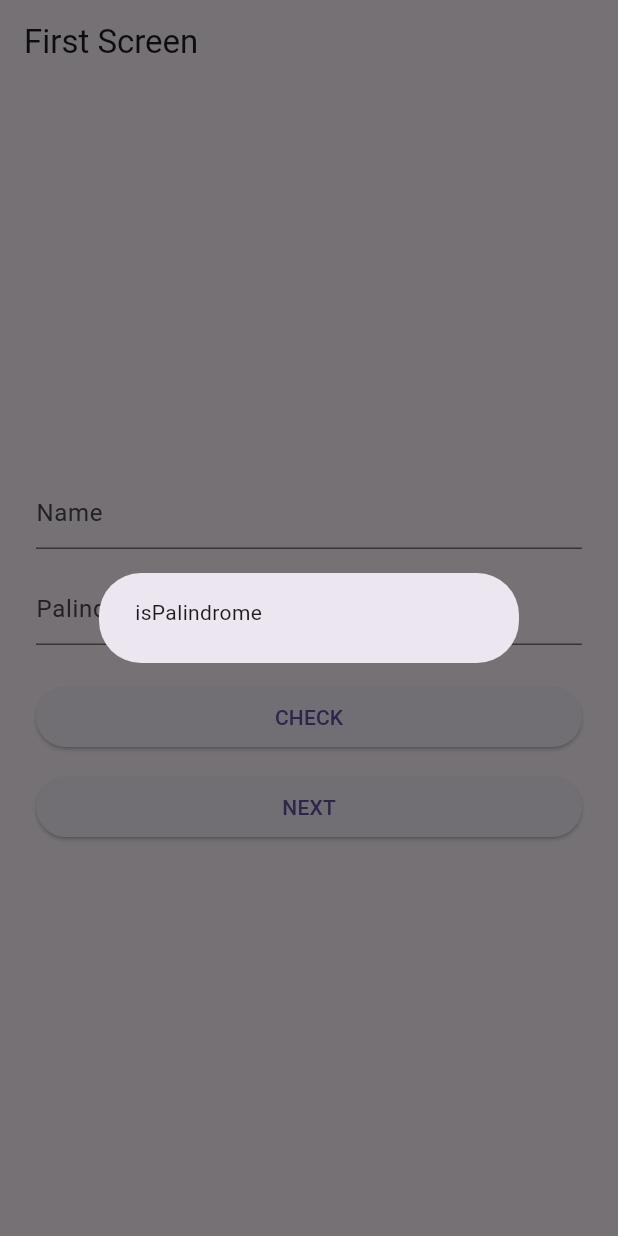
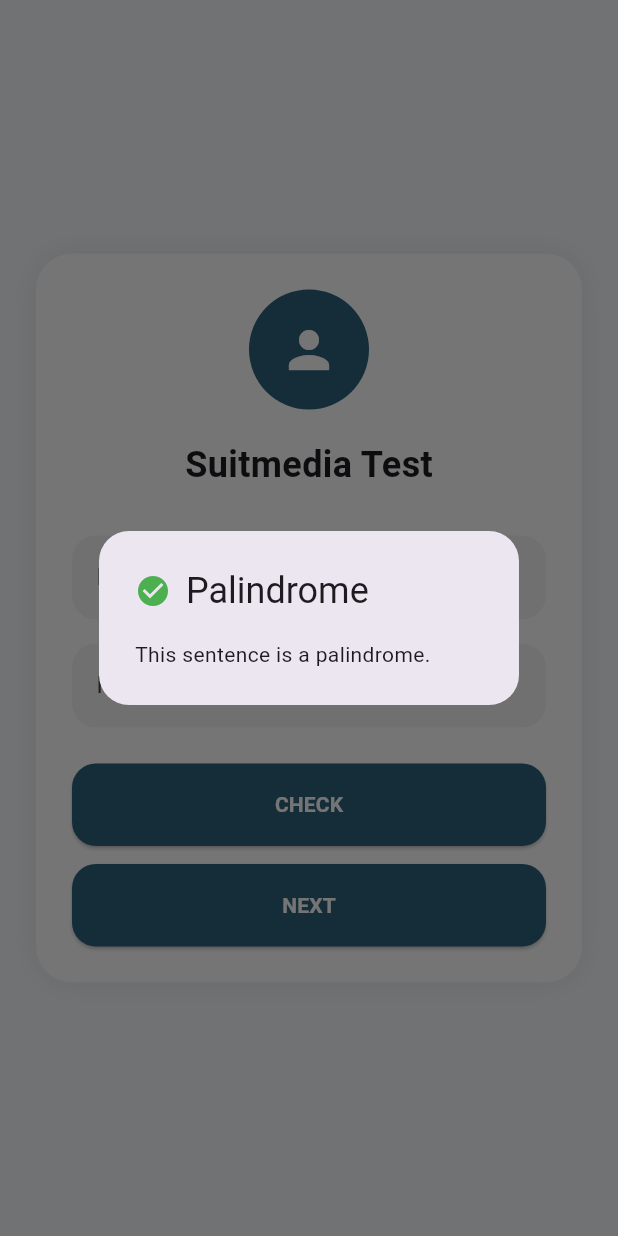
Before and after one commit to denden09/suitmedia_test, a Flutter app: the screen it shows after launch, after a tap on "CHECK", on a phone screen of 412 x 824 dp. Run offline on Flutter 3.47's test engine with Material 3 defaults, Android fonts, the phone set to English and light mode, and no system bars.

Commit message:
desain untuk screen 1

```diff
--- a/lib/screens/first_screen.dart
+++ b/lib/screens/first_screen.dart
@@ -3,37 +3,53 @@ import 'package:flutter/material.dart';
 import '../utils/palindrome_helper.dart';
 import 'second_screen.dart';
 
-class FirstScreen
-    extends StatefulWidget {
+class FirstScreen extends StatefulWidget {
   const FirstScreen({super.key});
 
   @override
-  State<FirstScreen> createState() =>
-      _FirstScreenState();
+  State<FirstScreen> createState() => _FirstScreenState();
 }
 
-class _FirstScreenState
-    extends State<FirstScreen> {
-  final TextEditingController
-      nameController =
+class _FirstScreenState extends State<FirstScreen> {
+  final TextEditingController nameController = TextEditingController();
+  final TextEditingController palindromeController =
       TextEditingController();
 
-  final TextEditingController
-      palindromeController =
-      TextEditingController();
+  final Color primaryColor = const Color(0xFF2B637B);
 
   void checkPalindrome() {
-    bool result =
-        PalindromeHelper.isPalindrome(
-            palindromeController.text);
+    bool result = PalindromeHelper.isPalindrome(
+      palindromeController.text,
+    );
 
     showDialog(
       context: context,
       builder: (_) => AlertDialog(
+        shape: RoundedRectangleBorder(
+          borderRadius: BorderRadius.circular(20),
+        ),
+        title: Row(
+          children: [
+            Icon(
+              result
+                  ? Icons.check_circle
+                  : Icons.cancel,
+              color: result
+                  ? Colors.green
+                  : Colors.red,
+            ),
+            const SizedBox(width: 10),
+            Text(
+              result
+                  ? "Palindrome"
+                  : "Not Palindrome",
+            ),
+          ],
+        ),
         content: Text(
           result
-              ? 'isPalindrome'
-              : 'not palindrome',
+              ? "This sentence is a palindrome."
+              : "This sentence is not a palindrome.",
         ),
       ),
     );
@@ -44,76 +60,130 @@ class _FirstScreenState
       context,
       MaterialPageRoute(
         builder: (_) => SecondScreen(
-          name:
-              nameController.text,
+          name: nameController.text,
+        ),
+      ),
+    );
+  }
+
+  Widget buildTextField({
+    required String hint,
+    required TextEditingController controller,
+  }) {
+    return TextField(
+      controller: controller,
+      decoration: InputDecoration(
+        hintText: hint,
+        filled: true,
+        fillColor: Colors.grey.shade100,
+        border: OutlineInputBorder(
+          borderRadius:
+              BorderRadius.circular(16),
+          borderSide: BorderSide.none,
+        ),
+      ),
+    );
+  }
+
+  Widget buildButton(
+      String title,
+      VoidCallback onPressed) {
+    return SizedBox(
+      width: double.infinity,
+      height: 55,
+      child: ElevatedButton(
+        style: ElevatedButton.styleFrom(
+          backgroundColor: primaryColor,
+          shape: RoundedRectangleBorder(
+            borderRadius:
+                BorderRadius.circular(16),
+          ),
+        ),
+        onPressed: onPressed,
+        child: Text(
+          title,
+          style: const TextStyle(
+            color: Colors.white,
+            fontWeight: FontWeight.bold,
+          ),
         ),
       ),
     );
   }
 
   @override
-  Widget build(
-      BuildContext context) {
+  Widget build(BuildContext context) {
     return Scaffold(
-      appBar: AppBar(
-        title:
-            const Text("First Screen"),
-      ),
-      body: Padding(
+      backgroundColor:
+          const Color(0xFFF5F9FC),
+      body: SafeArea(
+        child: Padding(
           padding:
               const EdgeInsets.all(24),
+          child: Center(
+            child: SingleChildScrollView(
+              child: Container(
+                padding:
+                    const EdgeInsets.all(24),
+                decoration: BoxDecoration(
+                  color: Colors.white,
+                  borderRadius:
+                      BorderRadius.circular(
+                          24),
+                  boxShadow: [
+                    BoxShadow(
+                      color: Colors.black
+                          .withOpacity(0.08),
+                      blurRadius: 15,
+                    )
+                  ],
+                ),
                 child: Column(
-          mainAxisAlignment:
-              MainAxisAlignment
-                  .center,
                   children: [
-            TextField(
+                    CircleAvatar(
+                      radius: 40,
+                      backgroundColor:
+                          primaryColor,
+                      child: const Icon(
+                        Icons.person,
+                        color: Colors.white,
+                        size: 40,
+                      ),
+                    ),
+                    const SizedBox(height: 20),
+                    const Text(
+                      "Suitmedia Test",
+                      style: TextStyle(
+                        fontSize: 24,
+                        fontWeight:
+                            FontWeight.bold,
+                      ),
+                    ),
+                    const SizedBox(height: 30),
+                    buildTextField(
+                      hint: "Name",
                       controller:
                           nameController,
-              decoration:
-                  const InputDecoration(
-                hintText:
-                    "Name",
+                    ),
+                    const SizedBox(height: 16),
+                    buildTextField(
+                      hint:
+                          "Palindrome Sentence",
+                      controller:
+                          palindromeController,
+                    ),
+                    const SizedBox(height: 24),
+                    buildButton(
+                        "CHECK",
+                        checkPalindrome),
+                    const SizedBox(height: 12),
+                    buildButton(
+                        "NEXT", goNext),
+                  ],
                 ),
               ),
-            const SizedBox(
-                height: 16),
-            TextField(
-              controller:
-                  palindromeController,
-              decoration:
-                  const InputDecoration(
-                hintText:
-                    "Palindrome",
             ),
           ),
-            const SizedBox(
-                height: 24),
-            SizedBox(
-              width:
-                  double.infinity,
-              child:
-                  ElevatedButton(
-                onPressed:
-                    checkPalindrome,
-                child: const Text(
-                    "CHECK"),
-              ),
-            ),
-            const SizedBox(
-                height: 12),
-            SizedBox(
-              width:
-                  double.infinity,
-              child:
-                  ElevatedButton(
-                onPressed:
-                    goNext,
-                child: const Text(
-                    "NEXT"),
-              ),
-            ),
-          ],
         ),
       ),
     );
```
Lines whose indentation alone changed are shown as unchanged.
